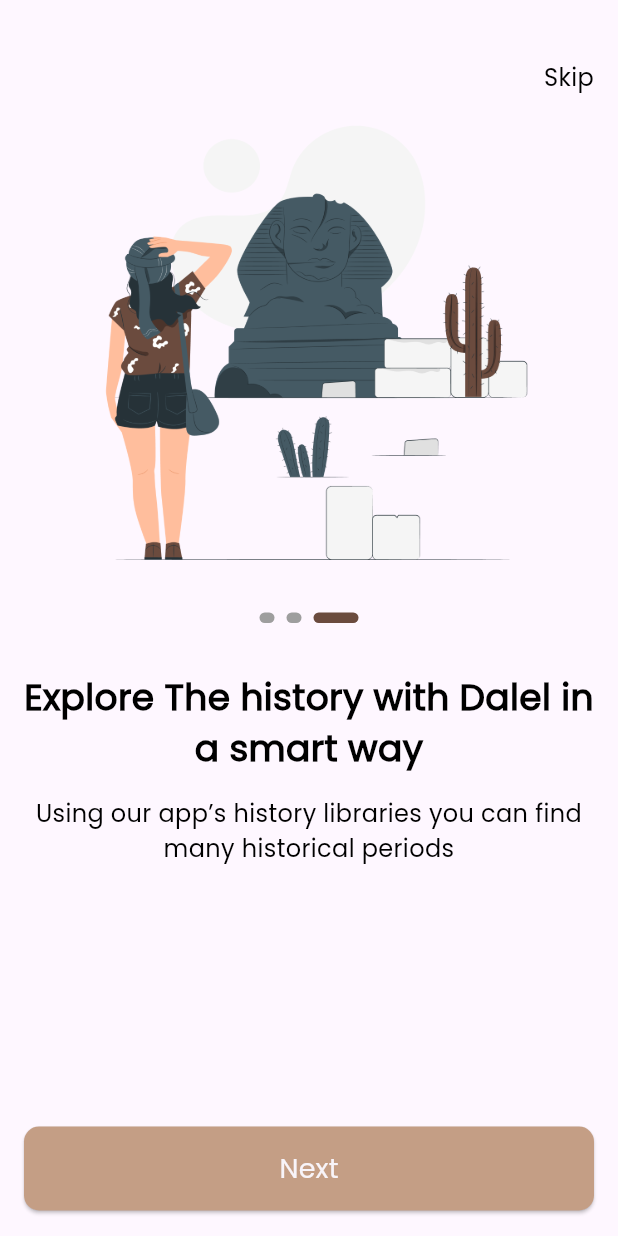
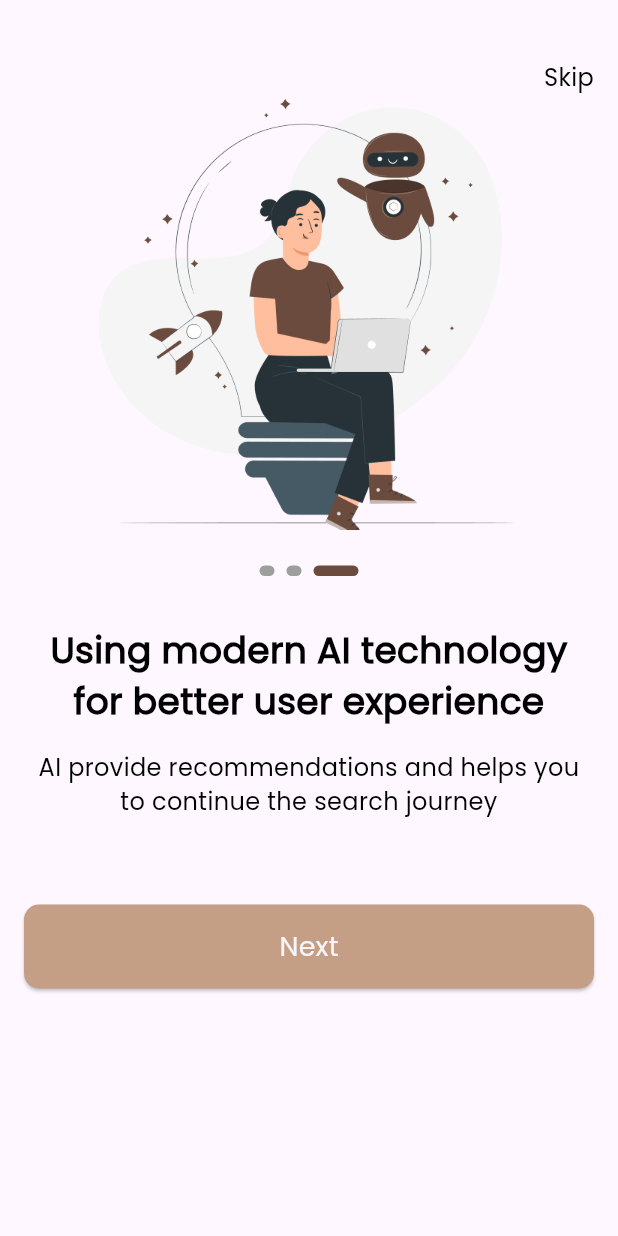
Before and after one commit to Hamza-Ziani-Dev/dalel_app, a Flutter app: the screen it shows after launch, swiped to page 3, on a phone screen of 412 x 824 dp. Run offline on Flutter 3.47's test engine with Material 3 defaults, Android fonts, the phone set to English and light mode, and no system bars; drawn by our look-alikes of smooth_page_indicator; our stand-ins replace go_router.

Commit message:
'create model onborading '

```diff
--- /dev/null
+++ b/lib/features/on_boarding/data/models/on_boarding_data.dart
@@ -0,0 +1,33 @@
+import 'package:dalel_app/core/utils/app_assets.dart';
+
+class OnBoardingModel {
+  final String imagePath;
+  final String title;
+  final String subTitle;
+
+  OnBoardingModel({
+    required this.imagePath,
+    required this.title,
+    required this.subTitle,
+  });
+}
+
+List<OnBoardingModel> onBoardingData = [
+  OnBoardingModel(
+    imagePath: Assets.imagesOnBoarding1,
+    title: "Explore The history with Dalel in a smart way",
+    subTitle:
+        "Using our app’s history libraries you can find many historical periods ",
+  ),
+  OnBoardingModel(
+    imagePath: Assets.imagesOnBoarding2,
+    title: "From every place on earth",
+    subTitle: "A big variety of ancient places from all over the world",
+  ),
+  OnBoardingModel(
+    imagePath: Assets.imagesOnBoarding3,
+    title: "Using modern AI technology for better user experience",
+    subTitle:
+        "AI provide recommendations and helps you to continue the search journey",
+  ),
+];
--- a/lib/features/on_boarding/views/on_boarding.dart
+++ b/lib/features/on_boarding/views/on_boarding.dart
@@ -3,7 +3,6 @@ import 'package:dalel_app/core/utils/app_text_styles.dart';
 import 'package:dalel_app/core/widgets/custom_button.dart';
 import 'package:dalel_app/features/on_boarding/widgets/on_boarding_widget_body.dart';
 import 'package:flutter/material.dart';
-import 'package:flutter/widgets.dart';
 
 class OnBoardingView extends StatefulWidget {
   const OnBoardingView({super.key});
@@ -19,13 +18,17 @@ class _OnBoardingViewState extends State<OnBoardingView> {
       child: Scaffold(
           body: Padding(
         padding: const EdgeInsets.symmetric(horizontal: 16),
-        child: Column(
+        child: ListView(
+          physics: const BouncingScrollPhysics(),
           children: [
             const SizedBox(
               height: 40,
             ),
             customNavbarApp(),
             const OnBoardingWidgetBody(),
+            const SizedBox(
+              height: 40,
+            ),
             const CustomButton(
               text: AppStrings.next,
             ),
--- a/lib/features/on_boarding/widgets/on_boarding_widget_body.dart
+++ b/lib/features/on_boarding/widgets/on_boarding_widget_body.dart
@@ -1,5 +1,5 @@
-import 'package:dalel_app/core/utils/app_assets.dart';
 import 'package:dalel_app/core/utils/app_text_styles.dart';
+import 'package:dalel_app/features/on_boarding/data/models/on_boarding_data.dart';
 import 'package:dalel_app/features/on_boarding/widgets/custom_smoot_indicator.dart';
 import 'package:flutter/material.dart';
 
@@ -15,14 +15,26 @@ class _OnBoardingWidgetBodyState extends State<OnBoardingWidgetBody> {
 
   @override
   Widget build(BuildContext context) {
-    return Expanded(
+    return SizedBox(
+      height: 500,
       child: PageView.builder(
+        physics: const BouncingScrollPhysics(),
         controller: _controller,
-        itemCount: 3,
+        itemCount: onBoardingData.length,
         itemBuilder: (context, index) {
           return Column(
             children: [
-              Image.asset(Assets.imagesOnBoarding1),
+              Container(
+                width: 343,
+                height: 290,
+                decoration: BoxDecoration(
+                  image: DecorationImage(
+                      image: AssetImage(
+                        onBoardingData[index].imagePath,
+                      ),
+                      fit: BoxFit.fill),
+                ),
+              ),
               const SizedBox(
                 height: 24,
               ),
@@ -33,18 +45,22 @@ class _OnBoardingWidgetBodyState extends State<OnBoardingWidgetBody> {
                 height: 32,
               ),
               Text(
-                'Explore The history with Dalel in a smart way',
+                onBoardingData[index].title,
                 style: CustomTextStyles.poppins500style24
                     .copyWith(fontWeight: FontWeight.bold),
                 textAlign: TextAlign.center,
+                maxLines: 2,
+                overflow: TextOverflow.ellipsis,
               ),
               const SizedBox(
                 height: 16,
               ),
-              const Text(
-                'Using our app’s history libraries you can find many historical periods ',
+              Text(
+                onBoardingData[index].subTitle,
                 style: CustomTextStyles.poppins300style16,
                 textAlign: TextAlign.center,
+                maxLines: 2,
+                overflow: TextOverflow.ellipsis,
               )
             ],
           );
--- a/lib/features/splach/presentation/views/splach_view.dart
+++ b/lib/features/splach/presentation/views/splach_view.dart
@@ -1,7 +1,6 @@
 import 'package:dalel_app/core/utils/app_string.dart';
 import 'package:dalel_app/core/utils/app_text_styles.dart';
 import 'package:dalel_app/features/splach/presentation/widgets/custom_navigate.dart';
-// import 'package:dalel_app/core/utils/app_text_styles.dart';
 import 'package:flutter/material.dart';
 
 class SplachView extends StatefulWidget {
@@ -14,7 +13,10 @@ class SplachView extends StatefulWidget {
 class _SplachViewState extends State<SplachView> {
   @override
   void initState() {
-    customNavigate(context, '/onBoarding');
+    Future.delayed(const Duration(seconds: 2), () {
+      customReplacementNavigate(context, '/onBoarding');
+    });
+
     super.initState();
   }
 
--- a/lib/features/splach/presentation/widgets/custom_navigate.dart
+++ b/lib/features/splach/presentation/widgets/custom_navigate.dart
@@ -1,7 +1,10 @@
  import 'package:go_router/go_router.dart';
 
-Future<Null> customNavigate(context, String path) {
-    return Future.delayed(const Duration(seconds: 2), () {
+void customNavigate(context, String path) {
     GoRouter.of(context).push(path);
-  });
   }
+
+
+  void customReplacementNavigate(context, String path) {
+    GoRouter.of(context).pushReplacement(path);
+  }
```
